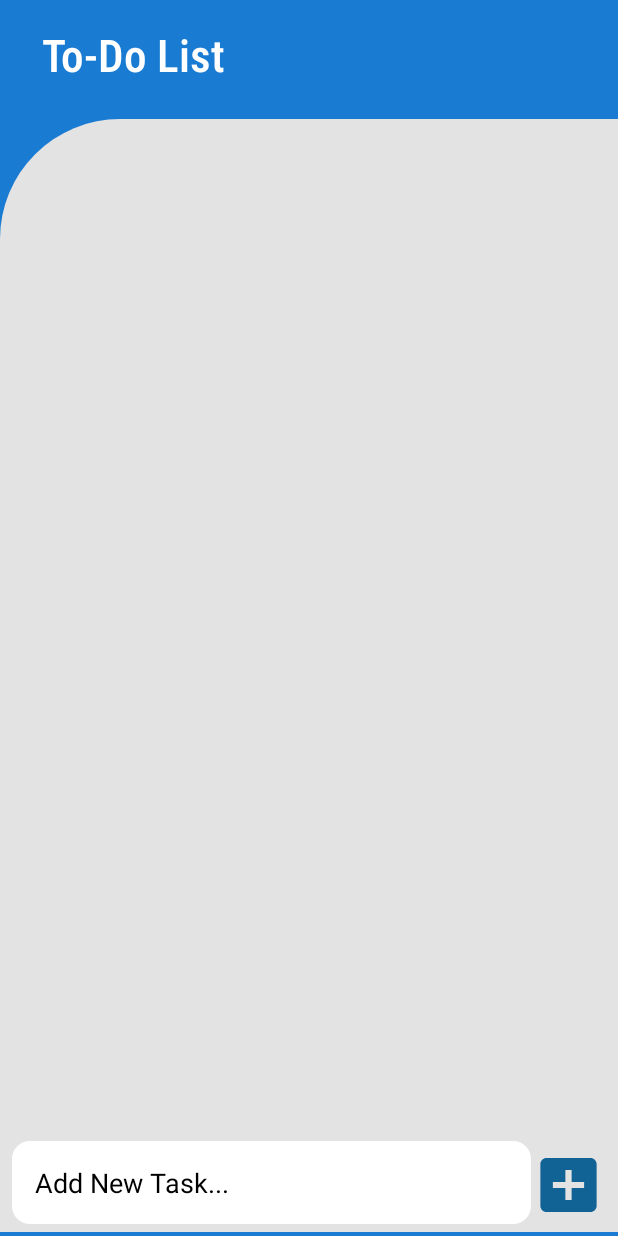
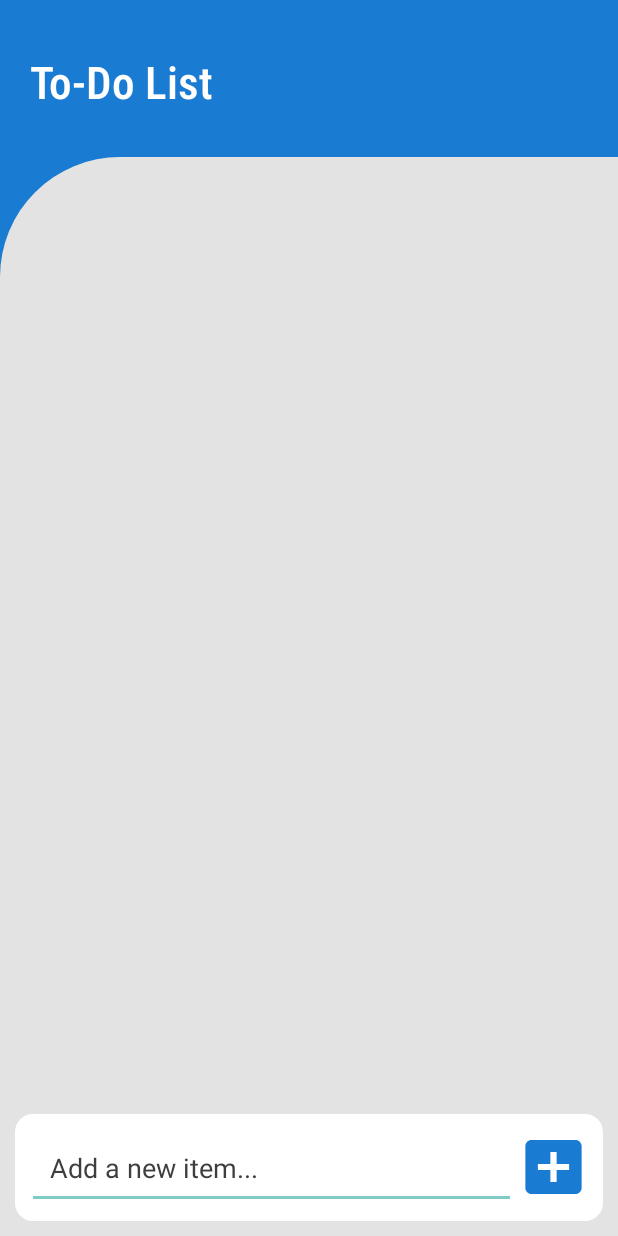
Before and after one commit to Scyn4pse/Canque_Ch_130FRI_AND, an Android app: the screen it shows after launch (MainActivity), on a phone screen of 412 x 824 dp. Run offline under Robolectric (Android 15) with nearby library versions, the phone set to English and light mode, and no system bars.

Commit message:
Final UI fixes

```diff
--- a/app/src/main/res/drawable/baseline_add_box_24.xml
+++ b/app/src/main/res/drawable/baseline_add_box_24.xml
@@ -1,4 +1,4 @@
-<vector xmlns:android="http://schemas.android.com/apk/res/android" android:height="24dp" android:tint="#116395" android:viewportHeight="24" android:viewportWidth="24" android:width="24dp">
+<vector xmlns:android="http://schemas.android.com/apk/res/android" android:height="24dp" android:tint="@color/Blue" android:viewportHeight="24" android:viewportWidth="24" android:width="24dp">
 
     <path android:fillColor="@android:color/white" android:pathData="M19,3L5,3c-1.11,0 -2,0.9 -2,2v14c0,1.1 0.89,2 2,2h14c1.1,0 2,-0.9 2,-2L21,5c0,-1.1 -0.9,-2 -2,-2zM17,13h-4v4h-2v-4L7,13v-2h4L11,7h2v4h4v2z"/>
 
--- a/app/src/main/res/drawable/ui_bg.xml
+++ b/app/src/main/res/drawable/ui_bg.xml
@@ -3,7 +3,7 @@
     android:shape="rectangle">
 
     <!-- Set the background color -->
-    <solid android:color="#e3e3e3" />
+    <solid android:color="@color/Grey"/>
 
     <!-- Set the corner radius (for rounded corners) -->
     <corners android:topLeftRadius="80dp" />
--- a/app/src/main/res/layout/activity_main.xml
+++ b/app/src/main/res/layout/activity_main.xml
@@ -4,54 +4,61 @@
     xmlns:tools="http://schemas.android.com/tools"
     android:layout_width="match_parent"
     android:layout_height="match_parent"
-    android:background="#197BD2">
+    android:background="@color/Blue">
 
     <TextView
         android:id="@+id/textView3"
         android:layout_width="match_parent"
         android:layout_height="wrap_content"
-        android:layout_marginStart="8dp"
-        android:layout_marginTop="16dp"
+        android:layout_marginTop="40dp"
         android:fontFamily="sans-serif-condensed-medium"
         android:gravity="center_vertical"
         android:paddingLeft="20dp"
         android:text="To-Do List"
         android:textColor="@color/white"
         android:textSize="30sp"
+        app:layout_constraintEnd_toEndOf="parent"
         app:layout_constraintStart_toStartOf="parent"
-        app:layout_constraintTop_toTopOf="parent" />
+        app:layout_constraintTop_toTopOf="parent"
+        app:layout_constraintBottom_toTopOf="@id/view" />
 
     <View
         android:id="@+id/view"
         android:layout_width="0dp"
         android:layout_height="0dp"
-        android:layout_marginTop="20dp"
+        android:layout_marginTop="30dp"
         android:background="@drawable/ui_bg"
         app:layout_constraintBottom_toBottomOf="parent"
-        app:layout_constraintHeight_percent="0.9"
+        app:layout_constraintHeight_percent="0.88"
         app:layout_constraintLeft_toLeftOf="parent"
         app:layout_constraintRight_toRightOf="parent"
         app:layout_constraintTop_toBottomOf="@id/textView3"
         app:layout_constraintWidth_default="spread" />
 
-
     <ListView
         android:id="@+id/listView"
         android:layout_width="match_parent"
         android:layout_height="0dp"
-        android:layout_marginLeft="20dp"
-        android:layout_marginTop="40dp"
+        android:layout_marginLeft="30dp"
+        android:layout_marginRight="30dp"
+        android:layout_marginTop="60dp"
         android:backgroundTint="@color/Blue"
+        android:divider="@android:color/transparent"
+        android:dividerHeight="10dp"
         app:layout_constraintBottom_toTopOf="@id/footer"
-        app:layout_constraintTop_toBottomOf="@+id/textView3"
-        tools:layout_editor_absoluteX="16dp" />
+        app:layout_constraintTop_toBottomOf="@id/textView3"
+        app:layout_constraintEnd_toEndOf="parent"
+        app:layout_constraintStart_toStartOf="parent" />
 
     <LinearLayout
         android:id="@+id/footer"
+        android:gravity="center_vertical"
         android:layout_width="0dp"
         android:layout_height="wrap_content"
         android:orientation="horizontal"
         android:padding="8dp"
+        android:layout_margin="10dp"
+        android:background="@drawable/edittextbg"
         app:layout_constraintBottom_toBottomOf="parent"
         app:layout_constraintEnd_toEndOf="parent"
         app:layout_constraintStart_toStartOf="parent">
@@ -61,11 +68,10 @@
             android:layout_width="0dp"
             android:layout_height="wrap_content"
             android:layout_weight="1"
-            android:background="@drawable/edittextbg"
-            android:hint="Add New Task..."
+            android:hint="Add a new item..."
             android:padding="15dp"
             android:textColor="@color/black"
-            android:textColorHint="@color/black" />
+            android:textColorHint="@color/darkGrey" />
 
         <Button
             android:id="@+id/addButton"
--- a/app/src/main/res/values/colors.xml
+++ b/app/src/main/res/values/colors.xml
@@ -2,7 +2,9 @@
 <resources>
     <color name="black">#FF000000</color>
     <color name="white">#FFFFFFFF</color>
-    <color name="Blue">#009688</color>
+    <color name="Blue">#197BD2</color>
+    <color name="Grey">#e3e3e3</color>
+    <color name="darkGrey">#3e3e3e</color>
     <color name="material_dynamic_secondary50">#FF6200EE</color> <!-- Replace with the color code you want -->
 
 </resources>
```
Also changed, not shown: app/src/main/res/drawable/edit_text_border.xml (deleted, +0 -8 lines), app/src/main/res/layout/list_item.xml (+12 -5 lines).
